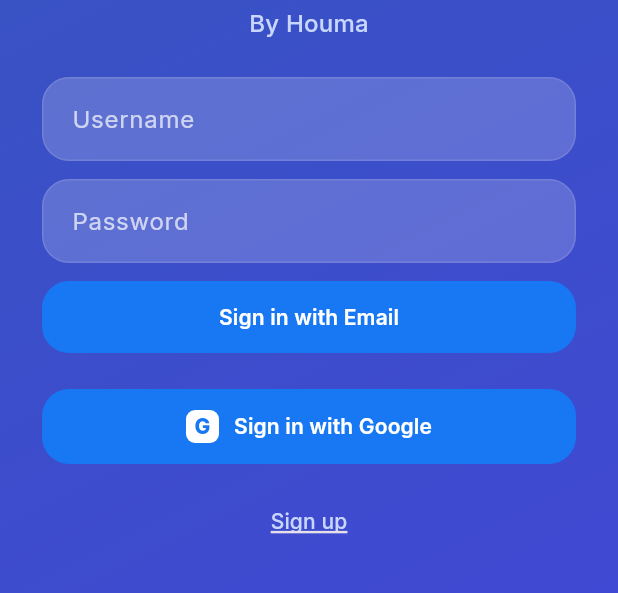
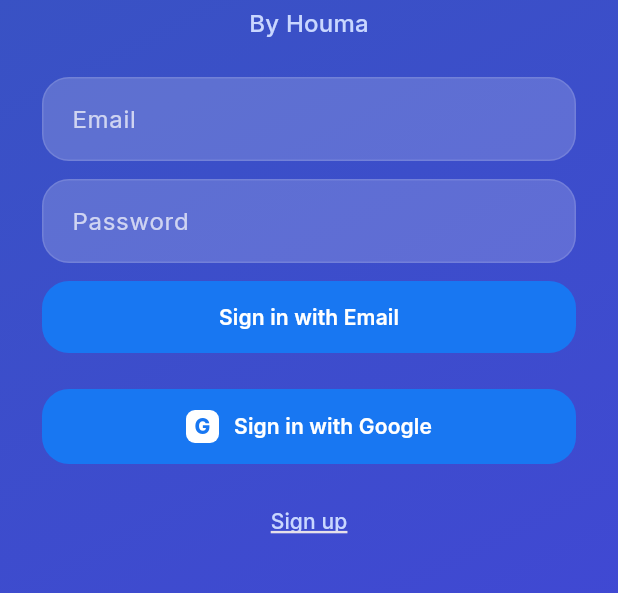
Before and after one commit to B-snowbear/Tid_Tung_Soften_Proj, a Flutter app: the screen it shows after launch, on a phone screen of 412 x 824 dp, the part 490-1083 px from its top. Run offline on Flutter 3.47's test engine with Material 3 defaults, Android fonts, the phone set to English and light mode, and no system bars; our stand-ins replace flutter_dotenv, go_router, google_fonts, supabase_flutter; accounts and stored records are empty.

Commit message:
feat(auth): add AuthService + router redirects, profile wiring; ignore env; update lockfile

```diff
--- a/lib/app_router.dart
+++ b/lib/app_router.dart
@@ -1,20 +1,20 @@
-import 'package:flutter/widgets.dart';
+import 'package:flutter/material.dart';
 import 'package:go_router/go_router.dart';
 import 'package:provider/provider.dart';
 
 import 'auth_service.dart';
 import 'screens/login_screen.dart';
+import 'screens/register_screen.dart';
 import 'screens/dashboard_screen.dart';
-import 'screens/profile_screen.dart'; // <-- if you have it
+import 'screens/protected_screen.dart'; // optional: for status screenshot
+import 'screens/profile_screen.dart';   // ⬅️ NEW
 
-GoRouter buildRouter(BuildContext context) {
-  final auth = context.read<AuthService>();
-
+GoRouter buildRouter(BuildContext rootContext) {
   return GoRouter(
     initialLocation: '/login',
-    refreshListenable: auth,
+    refreshListenable: rootContext.read<AuthService>(),
     redirect: (context, state) {
-      final authed = auth.signedIn;
+      final authed = rootContext.read<AuthService>().signedIn;
       final loc = state.matchedLocation;
       // If not authenticated, block access to protected/profile
       if (!authed && (loc == '/protected' || loc == '/profile')) return '/login';
@@ -26,8 +26,10 @@ GoRouter buildRouter(BuildContext context) {
     },
     routes: [
       GoRoute(path: '/login', builder: (_, __) => const LoginScreen()),
+      GoRoute(path: '/register', builder: (_, __) => const RegisterScreen()),
       GoRoute(path: '/protected', builder: (_, __) => const DashboardScreen()),
-      GoRoute(path: '/profile', builder: (_, __) => const ProfileScreen()),
+      GoRoute(path: '/protected-status', builder: (_, __) => const ProtectedScreen()),
+      GoRoute(path: '/profile', builder: (_, __) => const ProfileScreen()), // ⬅️ NEW
     ],
     errorBuilder: (_, __) => const LoginScreen(),
   );
--- a/lib/auth_service.dart
+++ b/lib/auth_service.dart
@@ -1,67 +1,60 @@
 import 'package:flutter/foundation.dart';
 import 'package:supabase_flutter/supabase_flutter.dart';
 
-// Replace 'profiles' with your actual table name for user profiles
-const String userTable = 'profiles';
-
 class AuthService extends ChangeNotifier {
-
-  Future<void> register(String username, String password) async {
-    // For registration, we need to create a user with email and password, and store username in profiles table
-    final email = '$username@tidtung.com'; // or prompt for email if needed
-    final response = await _supabase.auth.signUp(email: email, password: password);
-    if (response.user == null) {
-      throw Exception('Registration failed');
+  Future<void> signInWithEmail(String email, String password) async {
+    try {
+      final response = await _supabase.auth.signInWithPassword(email: email, password: password);
+      if (response.session == null || response.user == null) {
+        throw Exception('Login failed: Invalid email or password');
       }
-    // Insert username into profiles table
-    await _supabase.from(userTable).upsert({
-      'id': response.user!.id,
-      'username': username,
-      'email': email,
-    });
-    _signedIn = true;
-    notifyListeners();
+    } catch (e) {
+      debugPrint('Error signing in with email: $e');
+      rethrow;
     }
-  User? get user => _supabase.auth.currentUser;
+  }
+  Future<void> registerMock({required String name, required String password}) async {
+    // Simulate registration logic (no-op for mock)
+    await Future.delayed(const Duration(milliseconds: 500));
+  }
   final SupabaseClient _supabase = Supabase.instance.client;
   bool _signedIn = false;
   bool get signedIn => _signedIn;
 
-  Future<String?> getEmailForUsername(String username) async {
-    final response = await _supabase
-        .from(userTable)
-        .select('email')
-        .eq('username', username)
-        .single();
-    return response['email'] as String?;
-  }
+  AuthService() {
+    // Check initial auth state
+    _signedIn = _supabase.auth.currentSession != null;
 
-  Future<void> signInWithUsername(String username, String password) async {
-    final email = await getEmailForUsername(username);
-    if (email == null) throw Exception('Username not found');
-    await signInWithEmail(email, password);
-  }
-
-  Future<void> signInWithEmail(String email, String password) async {
-    final response = await _supabase.auth.signInWithPassword(email: email, password: password);
-    if (response.session == null || response.user == null) {
-      throw Exception('Login failed: Invalid email or password');
-    }
-    _signedIn = true;
+    // Listen to auth state changes
+    _supabase.auth.onAuthStateChange.listen((data) {
+      final Session? session = data.session;
+      _signedIn = session != null;
       notifyListeners();
+    });
   }
 
   Future<void> signInWithGoogle() async {
+    try {
+      // Perform Google sign-in
       await _supabase.auth.signInWithOAuth(
         OAuthProvider.google,
         redirectTo: 'io.supabase.flutter://login-callback',
         queryParams: {'prompt': 'select_account'},
       );
+    } catch (e) {
+      // Handle errors, e.g., show a snackbar
+      debugPrint('Error signing in with Google: $e');
+    }
   }
 
   Future<void> signOut() async {
   await _supabase.auth.signOut();
+  debugPrint('After signOut, session: ${_supabase.auth.currentSession}');
   _signedIn = false;
   notifyListeners();
   }
+
+  // The old mock methods are no longer needed
+  // Future<void> signInMock() async { ... }
+  // Future<void> registerMock({required String name, required String password}) async { ... }
 }
--- a/lib/screens/login_screen.dart
+++ b/lib/screens/login_screen.dart
@@ -12,7 +12,7 @@ class LoginScreen extends StatefulWidget {
 
 class _LoginScreenState extends State<LoginScreen> {
   bool _loading = false;
-  final _usernameController = TextEditingController();
+  final _emailController = TextEditingController();
   final _passwordController = TextEditingController();
   String? _error;
 
@@ -30,8 +30,8 @@ class _LoginScreenState extends State<LoginScreen> {
       _error = null;
     });
     try {
-      await context.read<AuthService>().signInWithUsername(
-        _usernameController.text.trim(),
+      await context.read<AuthService>().signInWithEmail(
+        _emailController.text.trim(),
         _passwordController.text,
       );
     } catch (e) {
@@ -78,11 +78,11 @@ class _LoginScreenState extends State<LoginScreen> {
                               fontWeight: FontWeight.w500,
                             )),
                     const SizedBox(height: 24),
-                    // Username/Password login form
+                    // Email/Password login form
                     TextField(
-                      controller: _usernameController,
+                      controller: _emailController,
                       decoration: InputDecoration(
-                        hintText: 'Username',
+                        hintText: 'Email',
                         filled: true,
                         fillColor: Colors.white.withOpacity(0.18),
                         hintStyle: TextStyle(color: Colors.white.withOpacity(0.7)),
--- a/pubspec.yaml
+++ b/pubspec.yaml
@@ -25,12 +25,12 @@ dependencies:
   flutter:
     sdk: flutter
   cupertino_icons: ^1.0.8
-  supabase_flutter: ^2.6.0
   provider: ^6.0.0
   go_router: ^14.2.0
   google_fonts: ^6.3.2
   intl: ^0.20.2
   supabase_flutter: ^2.10.3
+  flutter_dotenv: ^5.1.0
 
 dev_dependencies:
   flutter_test:
```
Also changed, not shown: lib/screens/profile_screen.dart (+32 -71 lines), lib/screens/register_screen.dart (+3 -9 lines), pubspec.lock, 1 other file. Lines whose indentation alone changed are shown as unchanged.
